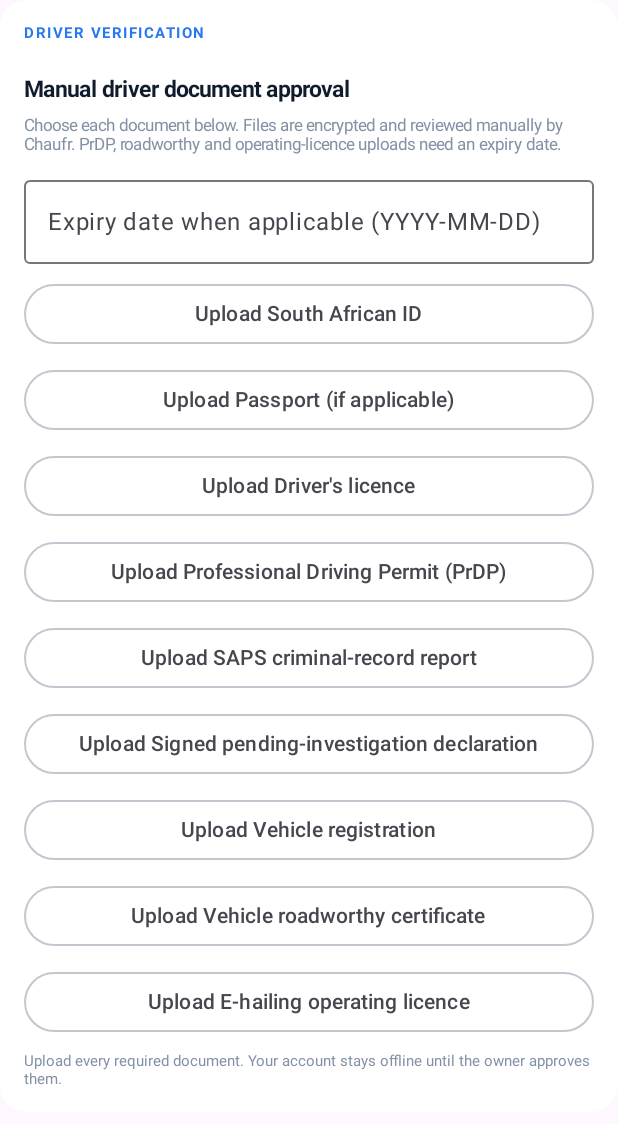
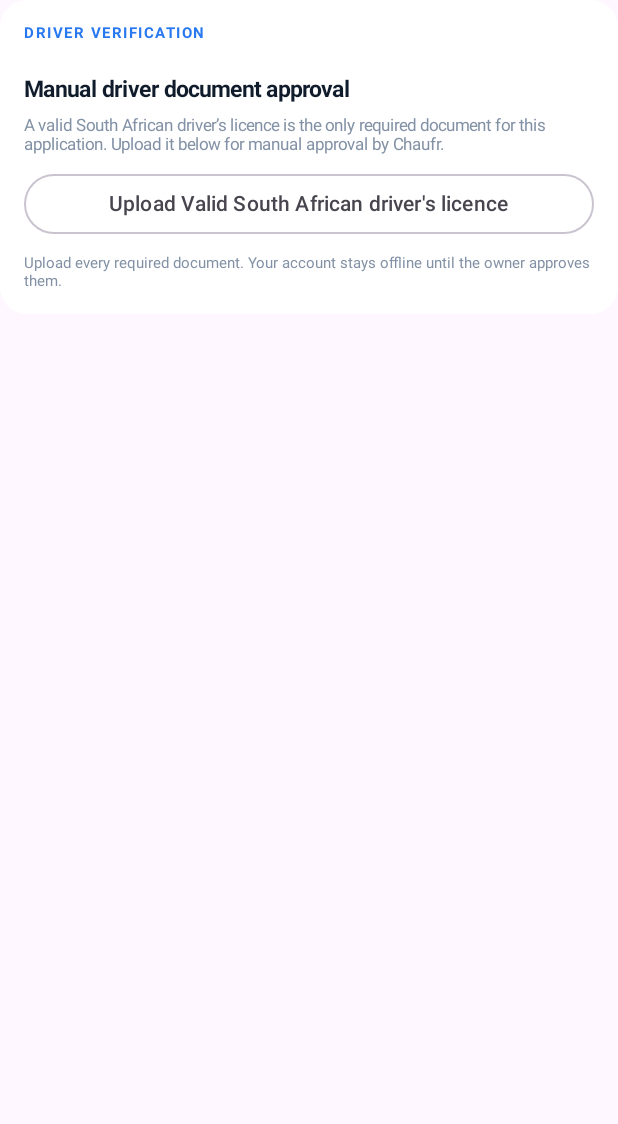
Before and after one commit to whalynbomm-blip/Chaufr, an Android app built with Jetpack Compose: the composable DriverComplianceCard shown on its own in the app's theme, on a phone screen of 412 x 824 dp. Shown: the top 1124 px of the screen. Run offline under Robolectric (Android 15) with nearby library versions, the phone set to English and light mode, and no system bars; pictures from the network do not load; 3 statements that could not run were skipped.

Commit message:
Show only driver's licence as required application upload

```diff
--- a/apps/driver-android/src/main/java/za/co/chaufr/driver/MainActivity.kt
+++ b/apps/driver-android/src/main/java/za/co/chaufr/driver/MainActivity.kt
@@ -322,19 +322,9 @@ private fun DriverComplianceCard() {
       }
       Spacer(Modifier.height(4.dp))
       Text("Manual driver document approval", color = Navy, fontSize = 15.sp, fontWeight = FontWeight.Bold)
-      Text("Choose each document below. Files are encrypted and reviewed manually by Chaufr. PrDP, roadworthy and operating-licence uploads need an expiry date.", color = Muted, fontSize = 11.sp)
-      OutlinedTextField(value = documentExpiryDate, onValueChange = { documentExpiryDate = it.take(10) },
-        modifier = Modifier.fillMaxWidth(), label = { Text("Expiry date when applicable (YYYY-MM-DD)") }, singleLine = true)
+      Text("A valid South African driver’s licence is the only required document for this application. Upload it below for manual approval by Chaufr.", color = Muted, fontSize = 11.sp)
       val documentChoices = listOf(
-        "south_african_id" to "South African ID",
-        "passport" to "Passport (if applicable)",
-        "drivers_licence" to "Driver's licence",
-        "prdp" to "Professional Driving Permit (PrDP)",
-        "saps_criminal_record" to "SAPS criminal-record report",
-        "pending_investigation_declaration" to "Signed pending-investigation declaration",
-        "vehicle_registration" to "Vehicle registration",
-        "vehicle_roadworthy" to "Vehicle roadworthy certificate",
-        "vehicle_operating_licence" to "E-hailing operating licence"
+        "drivers_licence" to "Valid South African driver's licence"
       )
       documentChoices.forEach { (type, label) ->
         OutlinedButton(onClick = { pendingDocumentType = type; verificationPicker.launch("*/*") },
```
